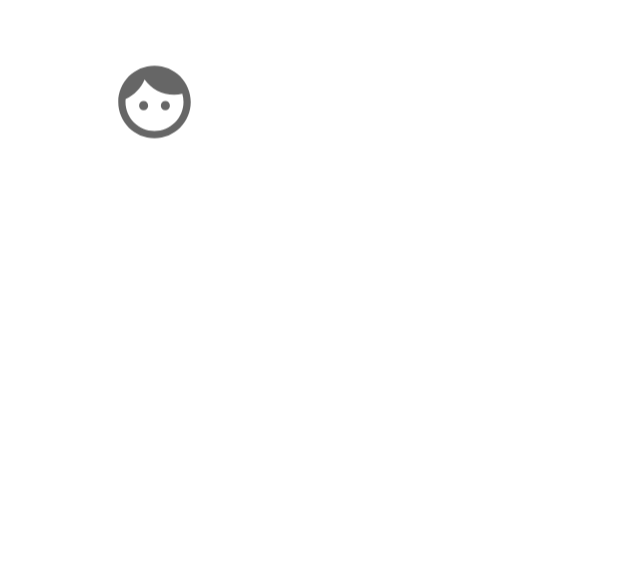
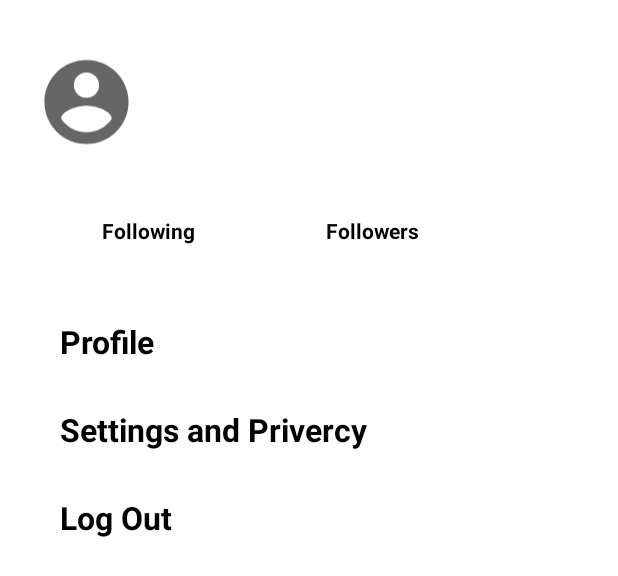
Before and after one commit to ADITYAbasude/pip, an Android app: the layout fragment_profile.xml on its own in the app's theme, with its tools: preview values and no code run, on a phone screen of 412 x 824 dp. Shown: the top 576 px of the screen. Run offline under Robolectric (Android 15) with nearby library versions, the phone set to English and light mode, and no system bars.

Commit message:
Improvment in profile design and connect to firebase

```diff
--- a/app/build.gradle
+++ b/app/build.gradle
@@ -45,6 +45,7 @@ dependencies {
     implementation 'androidx.navigation:navigation-fragment:2.3.5'
     implementation 'androidx.navigation:navigation-ui:2.3.5'
     implementation 'androidx.legacy:legacy-support-v4:1.0.0'
+    implementation 'com.google.firebase:firebase-storage:20.0.0'
     testImplementation 'junit:junit:'
     androidTestImplementation 'androidx.test.ext:junit:1.1.3'
     androidTestImplementation 'androidx.test.espresso:espresso-core:3.4.0'
--- a/app/src/main/res/layout/fragment_profile.xml
+++ b/app/src/main/res/layout/fragment_profile.xml
@@ -12,12 +12,15 @@
         android:layout_height="match_parent">
 
         <ImageView
-            android:id="@+id/imageView2"
-            android:layout_width="58dp"
+            android:id="@+id/profileimg"
+            android:layout_width="67dp"
             android:layout_height="72dp"
+            android:layout_marginStart="24dp"
             android:layout_marginTop="32dp"
-            android:src="@drawable/ic_baseline_face_24"
-            app:layout_constraintEnd_toStartOf="@+id/UserName"
+            android:src="@drawable/ic_baseline_account_circle_24"
+            app:circularflow_defaultRadius="100dp"
+            app:circularflow_radiusInDP="100dp"
+            app:layout_constraintCircleRadius="100dp"
             app:layout_constraintStart_toStartOf="parent"
             app:layout_constraintTop_toTopOf="parent" />
 
@@ -26,10 +29,94 @@
             android:layout_width="wrap_content"
             android:layout_height="wrap_content"
             android:layout_marginTop="44dp"
+            android:textColor="#000000"
             android:textSize="24sp"
+            android:textStyle="bold"
             app:layout_constraintEnd_toEndOf="parent"
             app:layout_constraintStart_toStartOf="parent"
             app:layout_constraintTop_toTopOf="parent" />
+
+        <ProgressBar
+            android:id="@+id/progressBarstatus"
+            style="?android:attr/progressBarStyle"
+            android:layout_width="wrap_content"
+            android:layout_height="wrap_content"
+            android:visibility="gone"
+            app:layout_constraintBottom_toBottomOf="parent"
+            app:layout_constraintEnd_toEndOf="parent"
+            app:layout_constraintHorizontal_bias="0.498"
+            app:layout_constraintStart_toStartOf="parent"
+            app:layout_constraintTop_toTopOf="parent" />
+
+        <TextView
+            android:id="@+id/textView4"
+            android:layout_width="wrap_content"
+            android:layout_height="wrap_content"
+            android:layout_marginStart="68dp"
+            android:layout_marginTop="40dp"
+            android:text="Following"
+            android:textColor="#000000"
+            android:textStyle="bold"
+            app:layout_constraintStart_toStartOf="parent"
+            app:layout_constraintTop_toBottomOf="@+id/profileimg" />
+
+        <TextView
+            android:id="@+id/textView5"
+            android:layout_width="65dp"
+            android:layout_height="19dp"
+            android:layout_marginStart="35dp"
+            android:layout_marginTop="40dp"
+            android:text="Followers"
+            android:textColor="#000000"
+            android:textStyle="bold"
+            app:layout_constraintEnd_toEndOf="parent"
+            app:layout_constraintHorizontal_bias="0.286"
+            app:layout_constraintStart_toEndOf="@+id/textView4"
+            app:layout_constraintTop_toBottomOf="@+id/profileimg" />
+
+        <LinearLayout
+            android:layout_width="match_parent"
+            android:layout_height="0dp"
+            android:orientation="vertical"
+            app:layout_constraintBottom_toBottomOf="parent"
+            app:layout_constraintEnd_toEndOf="parent"
+            app:layout_constraintStart_toStartOf="parent"
+            app:layout_constraintTop_toBottomOf="@+id/textView4">
+
+            <TextView
+                android:id="@+id/profilrTextBtn"
+                android:layout_width="match_parent"
+                android:layout_height="wrap_content"
+                android:layout_marginTop="50dp"
+                android:paddingLeft="40dp"
+                android:text="Profile"
+                android:textColor="#000000"
+                android:textSize="21sp"
+                android:textStyle="bold" />
+
+            <TextView
+                android:id="@+id/serttingsAndPrivercy"
+                android:layout_width="match_parent"
+                android:layout_height="wrap_content"
+                android:layout_marginTop="30dp"
+                android:paddingLeft="40dp"
+                android:text="Settings and Privercy"
+                android:textColor="#000000"
+                android:textSize="21dp"
+                android:textStyle="bold" />
+
+            <TextView
+                android:id="@+id/logout"
+                android:layout_width="match_parent"
+                android:layout_height="wrap_content"
+                android:layout_marginTop="30dp"
+                android:paddingLeft="40dp"
+                android:text="Log Out"
+                android:textColor="#000000"
+                android:textSize="21sp"
+                android:textStyle="bold" />
+        </LinearLayout>
+
     </androidx.constraintlayout.widget.ConstraintLayout>
 
 </FrameLayout>
--- a/app/src/main/res/values/colors.xml
+++ b/app/src/main/res/values/colors.xml
@@ -7,4 +7,5 @@
     <color name="teal_700">#FF018786</color>
     <color name="black">#FF000000</color>
     <color name="white">#FFFFFFFF</color>
+    <color name="borderColor">#DDDDDD</color>
 </resources>
```
Also changed, not shown: app/src/main/java/com/example/twitter/imageModel.java (added, +19 -0 lines), app/src/main/java/com/example/twitter/profile.java (+129 -8 lines), app/src/main/res/drawable/ic_baseline_settings_24.xml (added, +10 -0 lines), app/src/main/res/layout/fragment_home.xml (+4 -6 lines), app/src/main/res/layout/fragment_search.xml (+46 -1 lines).
